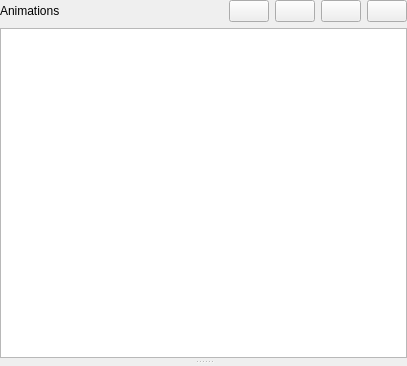
Old version of the form src/animationlistframe.ui in the repository skwee/dmut.
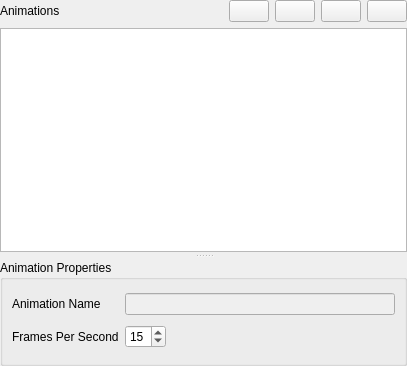
New version of the form. Icons and pictures are not drawn.

Commit message: animation properties editor WIP

```diff
--- a/src/animationlistframe.ui
+++ b/src/animationlistframe.ui
@@ -131,7 +131,7 @@
       </layout>
      </widget>
      <widget class="QFrame" name="propertiesParentFrame">
-      <layout class="QVBoxLayout" name="verticalLayout_4" stretch="">
+      <layout class="QVBoxLayout" name="verticalLayout_4">
        <property name="leftMargin">
         <number>0</number>
        </property>
@@ -144,6 +144,62 @@
        <property name="bottomMargin">
         <number>0</number>
        </property>
+       <item>
+        <widget class="QGroupBox" name="animationProps">
+         <property name="title">
+          <string>Animation Properties</string>
+         </property>
+         <layout class="QGridLayout" name="gridLayout">
+          <item row="0" column="0">
+           <widget class="QLabel" name="animationNameLabel">
+            <property name="text">
+             <string>Animation Name</string>
+            </property>
+           </widget>
+          </item>
+          <item row="1" column="0">
+           <widget class="QLabel" name="animationFpsLabel">
+            <property name="text">
+             <string>Frames Per Second</string>
+            </property>
+           </widget>
+          </item>
+          <item row="1" column="1">
+           <widget class="QSpinBox" name="animationFpsSpinbox">
+            <property name="minimum">
+             <number>1</number>
+            </property>
+            <property name="value">
+             <number>15</number>
+            </property>
+           </widget>
+          </item>
+          <item row="1" column="2">
+           <spacer name="animationPropsSpacer">
+            <property name="orientation">
+             <enum>Qt::Horizontal</enum>
+            </property>
+            <property name="sizeHint" stdset="0">
+             <size>
+              <width>40</width>
+              <height>20</height>
+             </size>
+            </property>
+           </spacer>
+          </item>
+          <item row="0" column="1" colspan="2">
+           <widget class="QLineEdit" name="animationNameTextArea">
+            <property name="enabled">
+             <bool>false</bool>
+            </property>
+            <property name="readOnly">
+             <bool>true</bool>
+            </property>
+           </widget>
+          </item>
+         </layout>
+        </widget>
+       </item>
       </layout>
      </widget>
     </widget>
```
The commit also changes 3 other files.
